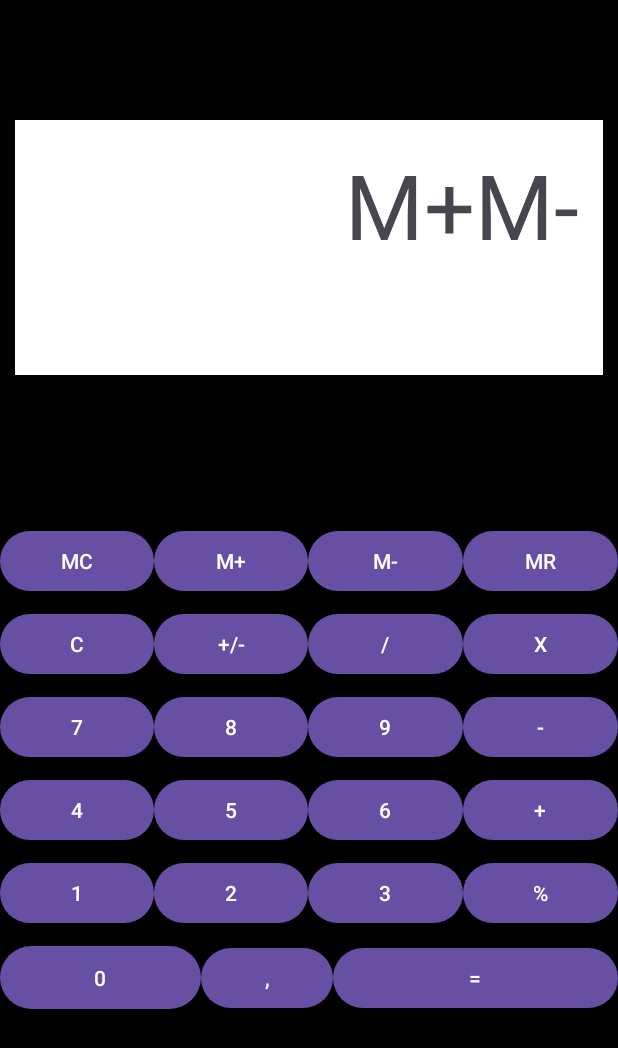
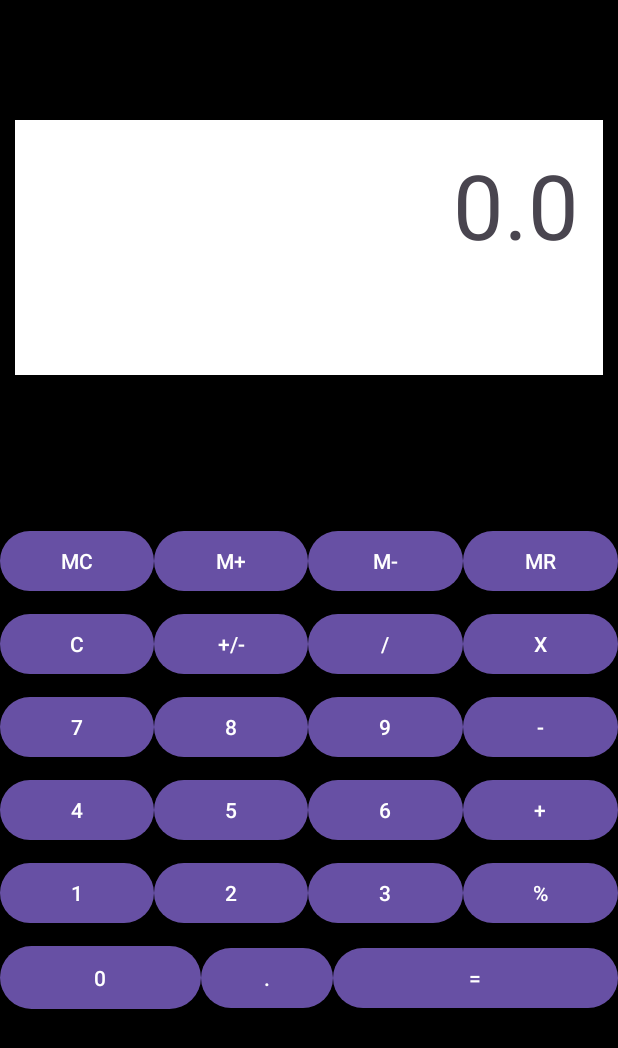
Before and after one commit to rubencr59/CalculadoraAndroid, an Android app: the screen it shows after launch (Calculadora), after a tap on "M-", on a phone screen of 412 x 824 dp. Shown: the top 1048 px of the screen. Run offline under Robolectric (Android 15) with nearby library versions, the phone set to English and light mode, and no system bars; 2 other taps on this screen came first.

```diff
--- a/app/src/main/java/com/example/holamundo/Calculadora.java
+++ b/app/src/main/java/com/example/holamundo/Calculadora.java
@@ -14,16 +14,22 @@ import java.util.Objects;
 
 public class Calculadora extends AppCompatActivity implements View.OnClickListener {
 
-
+    //TextView donde se encuentra la operación
     TextView txtOperacion;
 
+    //TextView donde se encuentra el resultado.
     TextView txtResultado;
-    String texto;
 
-    String numeroMemoria;
+    //Texto dentro del textView txtOperacion.
+    String textoEnLaOperacion;
 
+    //Número que  se guarda en memoria.
+    Double numeroMemoria;
+
+    //Tamaño original del texto.
     Float tamañoOriginalTexto;
 
+    //Lista donde se guardan las id de los botones.
     private int[] buttonList;
 
 
@@ -31,12 +37,13 @@ public class Calculadora extends AppCompatActivity implements View.OnClickListen
     protected void onCreate(Bundle savedInstanceState) {
         super.onCreate(savedInstanceState);
         setContentView(R.layout.activity_main);
-        txtOperacion = findViewById(R.id.operacion);
-        texto = txtOperacion.getText().toString();
-        tamañoOriginalTexto = txtOperacion.getTextSize() / getResources().getDisplayMetrics().scaledDensity;
+        txtOperacion = findViewById(R.id.operacion); //Obtengo el txtView de la operacion.
+        textoEnLaOperacion = txtOperacion.getText().toString(); //Obtengo el texto dentro del txtViewOperacion.
+        tamañoOriginalTexto = txtOperacion.getTextSize() / getResources().getDisplayMetrics().scaledDensity; //Obtenemos el tamaño del texto en sp.
 
-        txtResultado = findViewById(R.id.resultado);
+        txtResultado = findViewById(R.id.resultado); //Obtengo el txtView del resultado.
 
+        //Lista de botones.
         buttonList = new int[]{
                 R.id.btn0,R.id.btn1, R.id.btn2, R.id.btn3,R.id.btn4, R.id.btn5, R.id.btn6, R.id.btn7, R.id.btn8, R.id.btn9,
                 R.id.btnNegativo, R.id.btnDividir, R.id.btnMultiplicar, R.id.btnSumar, R.id.btnRestar,
@@ -48,13 +55,14 @@ public class Calculadora extends AppCompatActivity implements View.OnClickListen
     //Cambia el signo del primer número.
     public void onClickCambiarSigno(){
 
-        texto = txtOperacion.getText().toString();
+        textoEnLaOperacion = txtOperacion.getText().toString();//Actualizo el texto de la operación.
 
+
+        if(!textoEnLaOperacion.equals("0")){ //Si la operación no es 0, cambia el signo del primer número.
             ArrayList<Character> listaChar = new ArrayList<>();
-        for (int i = 0; i<texto.length();i++) {
-            listaChar.add(texto.charAt(i));
+            for (int i = 0; i< textoEnLaOperacion.length(); i++) {
+                listaChar.add(textoEnLaOperacion.charAt(i));
             }
-
             if (listaChar.get(0).equals('-')){
                 listaChar.remove(0);
                 StringBuilder sb = new StringBuilder(listaChar.size());
@@ -63,43 +71,57 @@ public class Calculadora extends AppCompatActivity implements View.OnClickListen
                 }
                 String textocreado = sb.toString();
                 txtOperacion.setText(textocreado);
-
             }else{
-            texto = "-"+texto;
-            txtOperacion.setText(texto);
+                textoEnLaOperacion = "-"+ textoEnLaOperacion;
+                txtOperacion.setText(textoEnLaOperacion);
             }
-
+        }
     }
 
     //Introduce los número y símbolos a la operación.
     public void onClickOperacion(String valor){
-        if (Objects.equals(texto,"0")){
-            texto = "";
+        if (Objects.equals(textoEnLaOperacion,"0")){
+            textoEnLaOperacion = "";
             txtOperacion.setText("");
         }
 
         if (valor.equals("X")){
-            texto += "*";
-            txtOperacion.setText(texto);
+            textoEnLaOperacion += "*";
+            txtOperacion.setText(textoEnLaOperacion);
         }else{
-            texto += valor;
-            txtOperacion.setText(texto);
+            textoEnLaOperacion += valor;
+            txtOperacion.setText(textoEnLaOperacion);
         }
     }
 
 
     //Calcula y muestra el resultado.
-    public void onClickResultado(){
-        Expression exp = new ExpressionBuilder(texto).build();
+    public double onClickResultado(){
+        Expression exp = new ExpressionBuilder(textoEnLaOperacion).build();
         Double resultado = exp.evaluate();
-        txtResultado.setText(exp.evaluate()+"");
-
+        return resultado;
     }
 
-    //Hace un reset en la operación
+    //Hace un reset en la operación.
     public void onClickReset(){
-        texto = "0";
+        textoEnLaOperacion = "0";
         txtOperacion.setText("0");
+    }
+
+    //Suma el número que haya en memoria a la operación.
+    public void onClickSumarMemoria(){
+        Double resultado = onClickResultado();
+        resultado += numeroMemoria; // Sumar el número de memoria al resultado
+        textoEnLaOperacion = resultado.toString(); // Actualizar texto con el nuevo resultado
+        txtOperacion.setText(textoEnLaOperacion);
+    }
+
+    //Resta el número que haya en memoria a la operación.
+    public void onClickRestarMemoria(){
+        Double resultado = onClickResultado();
+        resultado -= numeroMemoria; // Restar el número de memoria al resultado
+        textoEnLaOperacion = resultado.toString(); // Actualizar texto con el nuevo resultado
+        txtOperacion.setText(textoEnLaOperacion);
     }
 
 
@@ -118,39 +140,38 @@ public class Calculadora extends AppCompatActivity implements View.OnClickListen
         if (view.getId() ==  R.id.btnReset) {
             onClickReset();
             txtOperacion.setTextSize(tamañoOriginalTexto);
-
         }
 
         //El límite de la operación es 40.
-        if (texto.length() != 40){
+        if (textoEnLaOperacion.length() != 40){
 
             //Dependiendo del tamaño de la operación cambia el tamaño.
-            if(texto.length() == 10 ||texto.length() == 12 || texto.length() == 20 ){
+            if(textoEnLaOperacion.length() == 10 || textoEnLaOperacion.length() == 12 || textoEnLaOperacion.length() == 20 ){
                 CambiarTamaño();
-
             }
-
-
-            for (Integer botonid:buttonList){
-                Button botonEnLista = findViewById(botonid);
-
-                if (view.getId()== R.id.btnNegativo && !Objects.equals(texto,"0")){
+            if (view.getId()== R.id.btnNegativo){
                 onClickCambiarSigno();
             } else if (view.getId() == R.id.btnIgual){
-                    onClickResultado();
+                Double resultado = onClickResultado();
+                txtResultado.setText(resultado+"");
+                numeroMemoria = resultado;
             }else if(view.getId() == R.id.btnBorrarMemoria){
-                    txtResultado.setText("");
-
-                } else if(botonid == view.getId()){
+                numeroMemoria = 0.0;
+            }else if(view.getId()==R.id.btnNumeroMemoria){
+                txtOperacion.setText(numeroMemoria+"");
+            }else if(view.getId() == R.id.btnSumarMemoria){
+                onClickSumarMemoria();
+            }else if(view.getId() == R.id.btnRestarMemoria){
+                onClickRestarMemoria();
+            }else{
+                for (Integer botonid:buttonList) {
+                    Button botonEnLista = findViewById(botonid);
+                    if (botonid == view.getId()) {
                         String valor = botonEnLista.getText().toString();
                         onClickOperacion(valor);
                     }
-
                 }
             }
-
         }
-
-
-
     }
+}
--- a/app/src/main/res/layout/activity_main.xml
+++ b/app/src/main/res/layout/activity_main.xml
@@ -261,7 +261,7 @@
                 android:layout_width="wrap_content"
                 android:layout_height="wrap_content"
                 android:onClick="onClick"
-                android:text="@string/strcoma" />
+                android:text="@string/strpunto" />
 
             <Button
                 android:id="@+id/btnIgual"
--- a/app/src/main/res/values/strings.xml
+++ b/app/src/main/res/values/strings.xml
@@ -8,7 +8,7 @@
     <string name="StrRestar">-</string>
     <string name="strReset">C</string>
     <string name="strIgual">=</string>
-    <string name="strcoma">,</string>
+    <string name="strpunto">.</string>
     <string name="intCero">0</string>
     <string name="intUno">1</string>
     <string name="intDos">2</string>
```
Lines whose indentation alone changed are shown as unchanged.
